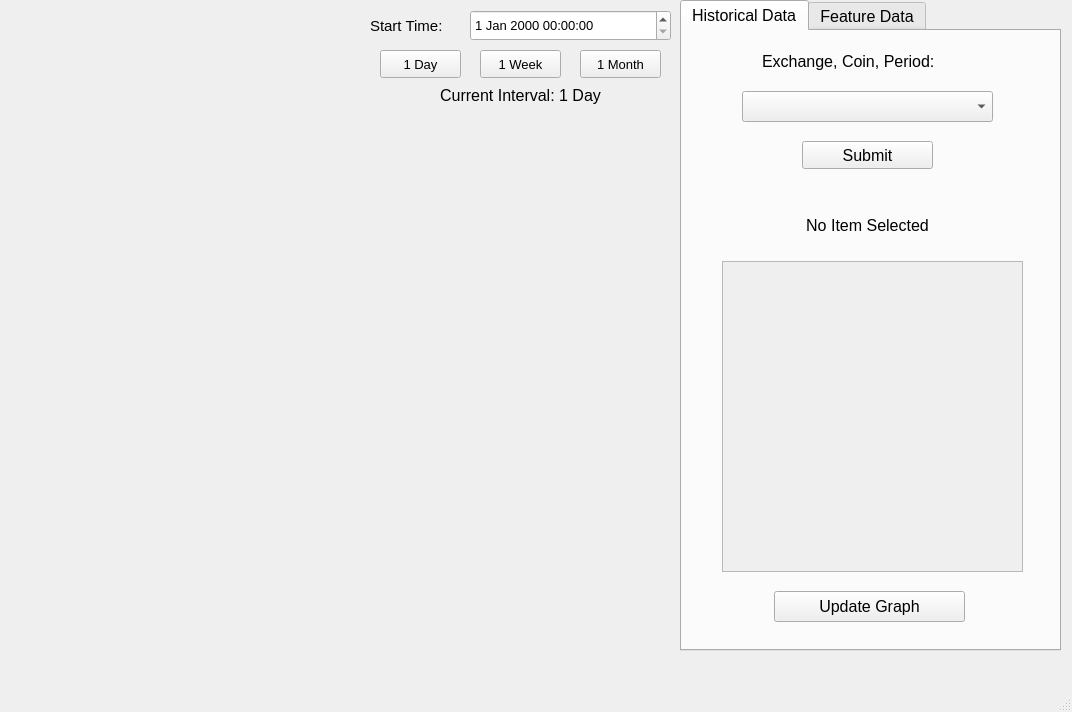
This is project/grapher.ui in cluster-ai/Automarket as Qt 5 draws it before an edit. The edited form follows.
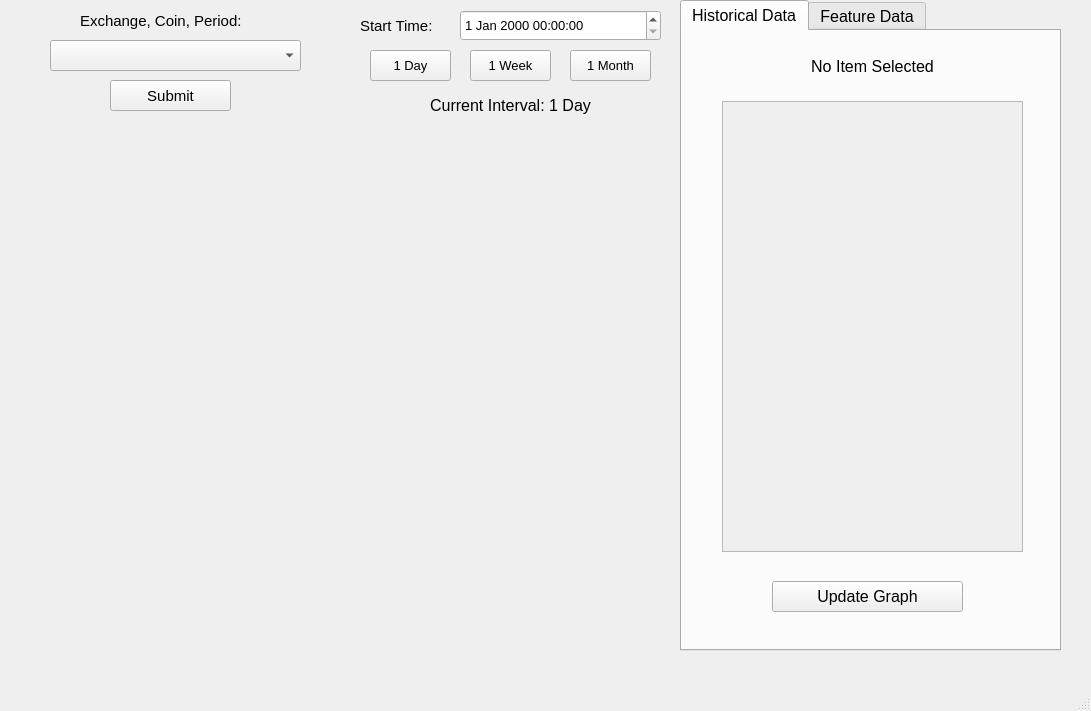
This is the edited form. The open tabs and pages were chosen to show the change.

Commit message: Successfully moved index id selection to the top left of pyqt5 window instead of being in historical tab, renamed to index_id_box. Modified the historical tab so the scroll box takes up the entire tab. Added scroll box and "create feature" button to feature tab. Updated gui elements function as they did before changes. no added unit testing.

```diff
--- a/project/grapher.ui
+++ b/project/grapher.ui
@@ -6,8 +6,8 @@
    <rect>
     <x>0</x>
     <y>0</y>
-    <width>1072</width>
-    <height>712</height>
+    <width>1091</width>
+    <height>711</height>
    </rect>
   </property>
   <property name="windowTitle">
@@ -35,7 +35,7 @@
      </font>
     </property>
     <property name="currentIndex">
-     <number>0</number>
+     <number>1</number>
     </property>
     <property name="iconSize">
      <size>
@@ -47,68 +47,13 @@
      <attribute name="title">
       <string>Historical Data</string>
      </attribute>
-     <widget class="QComboBox" name="index_id_box">
-      <property name="geometry">
-       <rect>
-        <x>60</x>
-        <y>60</y>
-        <width>251</width>
-        <height>31</height>
-       </rect>
-      </property>
-      <property name="currentText">
-       <string/>
-      </property>
-     </widget>
-     <widget class="QLabel" name="hist_box_label">
-      <property name="geometry">
-       <rect>
-        <x>80</x>
-        <y>10</y>
-        <width>221</width>
-        <height>41</height>
-       </rect>
-      </property>
-      <property name="text">
-       <string>Exchange, Coin, Period:</string>
-      </property>
-     </widget>
-     <widget class="QPushButton" name="hist_submit_btn">
-      <property name="geometry">
-       <rect>
-        <x>120</x>
-        <y>110</y>
-        <width>131</width>
-        <height>28</height>
-       </rect>
-      </property>
-      <property name="text">
-       <string>Submit</string>
-      </property>
-     </widget>
-     <widget class="QLabel" name="hist_scroll_label">
-      <property name="geometry">
-       <rect>
-        <x>10</x>
-        <y>179</y>
-        <width>351</width>
-        <height>31</height>
-       </rect>
-      </property>
-      <property name="text">
-       <string>No Item Selected</string>
-      </property>
-      <property name="alignment">
-       <set>Qt::AlignCenter</set>
-      </property>
-     </widget>
      <widget class="QScrollArea" name="hist_scroll">
       <property name="geometry">
        <rect>
         <x>40</x>
-        <y>230</y>
+        <y>70</y>
         <width>301</width>
-        <height>311</height>
+        <height>451</height>
        </rect>
       </property>
       <property name="widgetResizable">
@@ -120,16 +65,32 @@
          <x>0</x>
          <y>0</y>
          <width>299</width>
-         <height>309</height>
+         <height>449</height>
         </rect>
        </property>
       </widget>
      </widget>
+     <widget class="QLabel" name="hist_label">
+      <property name="geometry">
+       <rect>
+        <x>80</x>
+        <y>20</y>
+        <width>221</width>
+        <height>31</height>
+       </rect>
+      </property>
+      <property name="text">
+       <string>No Item Selected</string>
+      </property>
+      <property name="alignment">
+       <set>Qt::AlignCenter</set>
+      </property>
+     </widget>
      <widget class="QPushButton" name="hist_update_btn">
       <property name="geometry">
        <rect>
-        <x>92</x>
-        <y>560</y>
+        <x>90</x>
+        <y>550</y>
         <width>191</width>
         <height>31</height>
        </rect>
@@ -143,24 +104,91 @@
      <attribute name="title">
       <string>Feature Data</string>
      </attribute>
-    </widget>
-   </widget>
-   <widget class="QWidget" name="static_widget" native="true">
+     <widget class="QScrollArea" name="feat_scroll">
+      <property name="geometry">
+       <rect>
+        <x>40</x>
+        <y>130</y>
+        <width>301</width>
+        <height>391</height>
+       </rect>
+      </property>
+      <property name="widgetResizable">
+       <bool>true</bool>
+      </property>
+      <widget class="QWidget" name="scrollAreaWidgetContents_2">
     <property name="geometry">
      <rect>
       <x>0</x>
       <y>0</y>
+         <width>299</width>
+         <height>389</height>
+        </rect>
+       </property>
+      </widget>
+     </widget>
+     <widget class="QLabel" name="feat_label">
+      <property name="geometry">
+       <rect>
+        <x>80</x>
+        <y>20</y>
+        <width>221</width>
+        <height>31</height>
+       </rect>
+      </property>
+      <property name="text">
+       <string>No Item Selected</string>
+      </property>
+      <property name="alignment">
+       <set>Qt::AlignCenter</set>
+      </property>
+     </widget>
+     <widget class="QPushButton" name="feat_update_btn">
+      <property name="geometry">
+       <rect>
+        <x>90</x>
+        <y>550</y>
+        <width>191</width>
+        <height>31</height>
+       </rect>
+      </property>
+      <property name="text">
+       <string>Update Graph</string>
+      </property>
+     </widget>
+     <widget class="QPushButton" name="create_feat_btn">
+      <property name="geometry">
+       <rect>
+        <x>90</x>
+        <y>70</y>
+        <width>191</width>
+        <height>31</height>
+       </rect>
+      </property>
+      <property name="text">
+       <string>Create Feature</string>
+      </property>
+     </widget>
+    </widget>
+   </widget>
+   <widget class="QWidget" name="verticalLayoutWidget">
+    <property name="geometry">
+     <rect>
+      <x>-1</x>
+      <y>129</y>
       <width>681</width>
-      <height>121</height>
+      <height>521</height>
      </rect>
     </property>
+    <layout class="QVBoxLayout" name="graph_layout"/>
+   </widget>
     <widget class="QWidget" name="interval_widget" native="true">
      <property name="geometry">
       <rect>
-       <x>360</x>
+      <x>340</x>
        <y>0</y>
-       <width>321</width>
-       <height>121</height>
+      <width>341</width>
+      <height>131</height>
       </rect>
      </property>
      <property name="font">
@@ -171,7 +199,7 @@
      <widget class="QLabel" name="time_label">
       <property name="geometry">
        <rect>
-        <x>10</x>
+       <x>20</x>
         <y>0</y>
         <width>101</width>
         <height>51</height>
@@ -189,7 +217,7 @@
      <widget class="QDateTimeEdit" name="start_time">
       <property name="geometry">
        <rect>
-        <x>110</x>
+       <x>120</x>
         <y>10</y>
         <width>201</width>
         <height>31</height>
@@ -204,10 +232,10 @@
      <widget class="QPushButton" name="day_btn">
       <property name="geometry">
        <rect>
-        <x>20</x>
+       <x>30</x>
         <y>50</y>
         <width>81</width>
-        <height>28</height>
+       <height>31</height>
        </rect>
       </property>
       <property name="text">
@@ -217,10 +245,10 @@
      <widget class="QPushButton" name="week_btn">
       <property name="geometry">
        <rect>
-        <x>120</x>
+       <x>130</x>
         <y>50</y>
         <width>81</width>
-        <height>28</height>
+       <height>31</height>
        </rect>
       </property>
       <property name="text">
@@ -230,10 +258,10 @@
      <widget class="QPushButton" name="month_btn">
       <property name="geometry">
        <rect>
-        <x>220</x>
+       <x>230</x>
         <y>50</y>
         <width>81</width>
-        <height>28</height>
+       <height>31</height>
        </rect>
       </property>
       <property name="text">
@@ -243,8 +271,8 @@
      <widget class="QLabel" name="interval_label">
       <property name="geometry">
        <rect>
-        <x>10</x>
-        <y>80</y>
+       <x>20</x>
+       <y>90</y>
         <width>301</width>
         <height>31</height>
        </rect>
@@ -262,17 +290,59 @@
       </property>
      </widget>
     </widget>
-   </widget>
-   <widget class="QWidget" name="verticalLayoutWidget">
+   <widget class="QWidget" name="index_id_widget" native="true">
+    <property name="geometry">
+     <rect>
+      <x>0</x>
+      <y>0</y>
+      <width>341</width>
+      <height>131</height>
+     </rect>
+    </property>
+    <property name="font">
+     <font>
+      <pointsize>11</pointsize>
+     </font>
+    </property>
+    <widget class="QComboBox" name="index_id_box">
+     <property name="geometry">
+      <rect>
+       <x>50</x>
+       <y>40</y>
+       <width>251</width>
+       <height>31</height>
+      </rect>
+     </property>
+     <property name="currentText">
+      <string/>
+     </property>
+    </widget>
+    <widget class="QPushButton" name="index_id_btn">
     <property name="geometry">
      <rect>
-      <x>-1</x>
-      <y>119</y>
-      <width>681</width>
-      <height>531</height>
-     </rect>
-    </property>
-    <layout class="QVBoxLayout" name="graph_layout"/>
+       <x>110</x>
+       <y>80</y>
+       <width>121</width>
+       <height>31</height>
+      </rect>
+     </property>
+     <property name="text">
+      <string>Submit</string>
+     </property>
+    </widget>
+    <widget class="QLabel" name="index_id_label">
+     <property name="geometry">
+      <rect>
+       <x>80</x>
+       <y>0</y>
+       <width>191</width>
+       <height>41</height>
+      </rect>
+     </property>
+     <property name="text">
+      <string>Exchange, Coin, Period:</string>
+     </property>
+    </widget>
    </widget>
   </widget>
   <widget class="QMenuBar" name="menubar">
@@ -280,7 +350,7 @@
     <rect>
      <x>0</x>
      <y>0</y>
-     <width>1072</width>
+     <width>1091</width>
      <height>26</height>
     </rect>
    </property>
```
Lines whose indentation alone changed are shown as unchanged. The commit also changes 3 other files.
